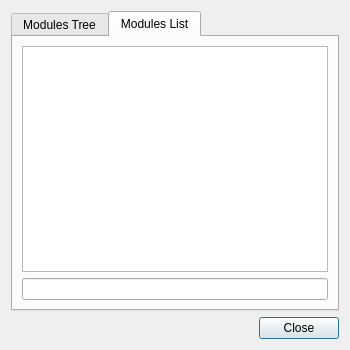
Before: the Qt Designer form qgis/src/plugins/grass/qgsgrasstoolsbase.ui in sourcepole/qgis, drawn with Qt 5.
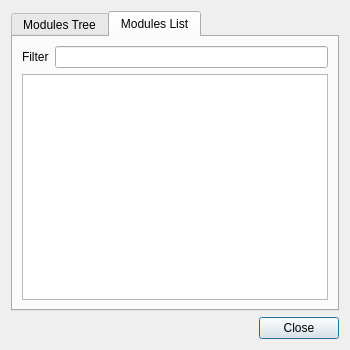
After: the same form once the commit is applied.

Commit message: adjusted GRASS list GUI

Diff of the .ui file:
```diff
--- a/qgis/src/plugins/grass/qgsgrasstoolsbase.ui
+++ b/qgis/src/plugins/grass/qgsgrasstoolsbase.ui
@@ -19,7 +19,7 @@
   <property name="windowTitle">
    <string>Grass Tools</string>
   </property>
-  <layout class="QGridLayout">
+  <layout class="QGridLayout" name="gridLayout_2">
    <item row="0" column="0">
     <widget class="QTabWidget" name="mTabWidget">
      <property name="currentIndex">
@@ -54,17 +54,30 @@
       <attribute name="title">
        <string>Modules List</string>
       </attribute>
-      <layout class="QGridLayout">
+      <layout class="QGridLayout" name="gridLayout">
        <item row="0" column="0">
-        <widget class="QListView" name="mListView">
-         <property name="wordWrap">
-          <bool>true</bool>
+        <widget class="QLabel" name="label">
+         <property name="text">
+          <string>Filter</string>
          </property>
         </widget>
        </item>
-       <item row="1" column="0">
+       <item row="0" column="1">
         <widget class="QLineEdit" name="mFilterInput"/>
        </item>
+       <item row="1" column="0" colspan="2">
+        <widget class="QListView" name="mListView">
+         <property name="horizontalScrollBarPolicy">
+          <enum>Qt::ScrollBarAlwaysOff</enum>
+         </property>
+         <property name="alternatingRowColors">
+          <bool>true</bool>
+         </property>
+         <property name="wordWrap">
+          <bool>true</bool>
+         </property>
+        </widget>
+       </item>
       </layout>
      </widget>
     </widget>
```
The commit also changes 4 other files.
